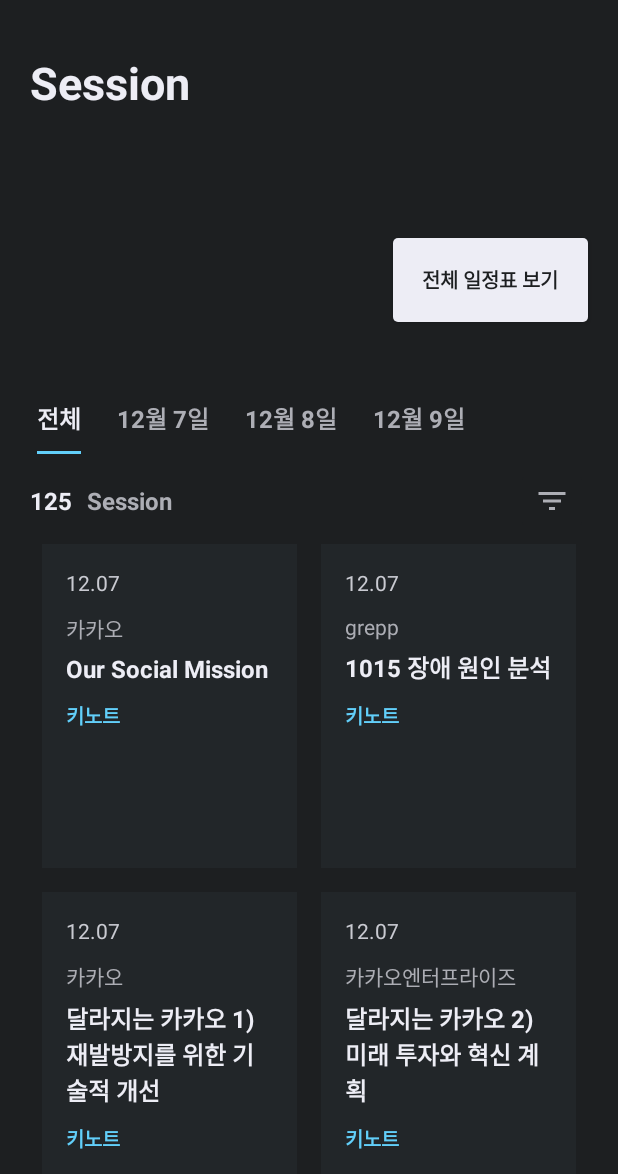
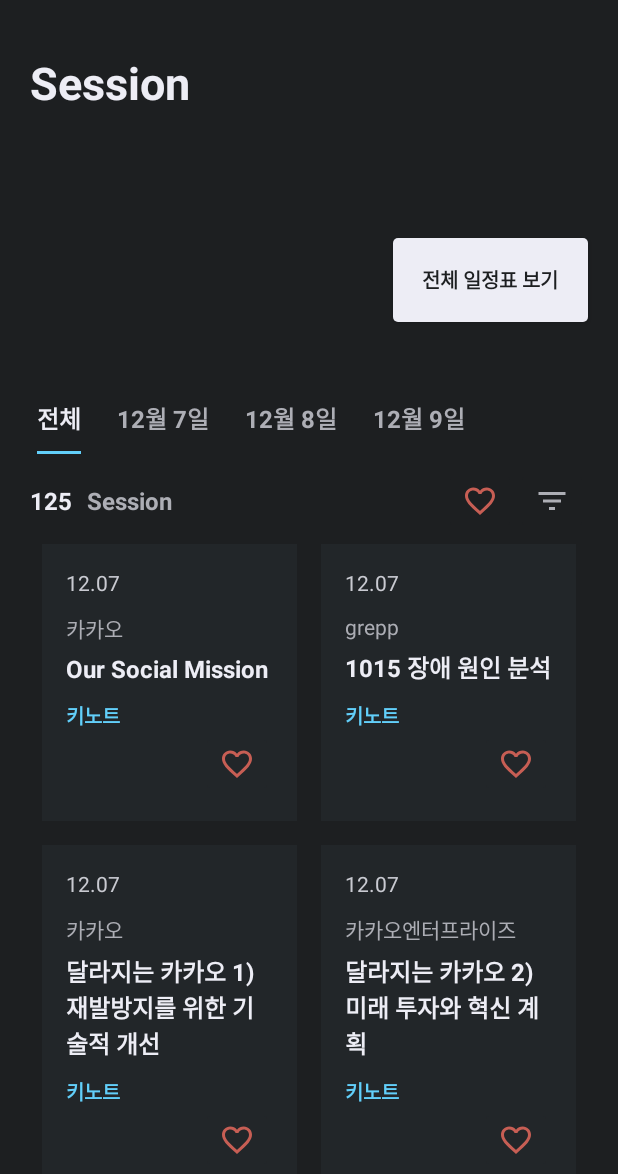
Before and after one commit to 2023newkrew/android-ifkakao, an Android app: the SessionListFragment screen opened through its navigation route, on a phone screen of 412 x 824 dp, the part 62-1236 px from its top. Run offline under Robolectric (Android 15) with nearby library versions, the phone set to English and light mode, and no system bars; our stand-ins replace Dagger/Hilt's generated code, navigation-ui; 4 statements that could not run were skipped.

Commit message:
KAKAO-30 feat: 세션 리스트에 좋아요 UI 구현

```diff
--- /dev/null
+++ b/app/src/main/res/drawable/baseline_favorite_24.xml
@@ -0,0 +1,10 @@
+<vector xmlns:android="http://schemas.android.com/apk/res/android"
+    android:width="24dp"
+    android:height="24dp"
+    android:tint="#000000"
+    android:viewportWidth="24"
+    android:viewportHeight="24">
+    <path
+        android:fillColor="@android:color/white"
+        android:pathData="M12,21.35l-1.45,-1.32C5.4,15.36 2,12.28 2,8.5 2,5.42 4.42,3 7.5,3c1.74,0 3.41,0.81 4.5,2.09C13.09,3.81 14.76,3 16.5,3 19.58,3 22,5.42 22,8.5c0,3.78 -3.4,6.86 -8.55,11.54L12,21.35z" />
+</vector>
--- /dev/null
+++ b/app/src/main/res/drawable/baseline_favorite_border_24.xml
@@ -0,0 +1,10 @@
+<vector xmlns:android="http://schemas.android.com/apk/res/android"
+    android:width="24dp"
+    android:height="24dp"
+    android:tint="#000000"
+    android:viewportWidth="24"
+    android:viewportHeight="24">
+    <path
+        android:fillColor="@android:color/white"
+        android:pathData="M16.5,3c-1.74,0 -3.41,0.81 -4.5,2.09C10.91,3.81 9.24,3 7.5,3 4.42,3 2,5.42 2,8.5c0,3.78 3.4,6.86 8.55,11.54L12,21.35l1.45,-1.32C18.6,15.36 22,12.28 22,8.5 22,5.42 19.58,3 16.5,3zM12.1,18.55l-0.1,0.1 -0.1,-0.1C7.14,14.24 4,11.39 4,8.5 4,6.5 5.5,5 7.5,5c1.54,0 3.04,0.99 3.57,2.36h1.87C13.46,5.99 14.96,5 16.5,5c2,0 3.5,1.5 3.5,3.5 0,2.89 -3.14,5.74 -7.9,10.05z" />
+</vector>
--- a/app/src/main/res/layout/fragment_session_list.xml
+++ b/app/src/main/res/layout/fragment_session_list.xml
@@ -148,6 +148,18 @@
                     app:layout_constraintTop_toTopOf="@+id/tv_session_label"
                     app:tint="@color/dark_white" />
 
+                <ImageButton
+                    android:id="@+id/button_filter_favorite"
+                    android:layout_width="wrap_content"
+                    android:layout_height="wrap_content"
+                    android:backgroundTint="@color/light_black"
+                    android:contentDescription="@string/button_filter_favorite"
+                    android:src="@drawable/baseline_favorite_border_24"
+                    app:layout_constraintBottom_toBottomOf="@+id/tv_session_label"
+                    app:layout_constraintEnd_toStartOf="@+id/button_filter_sessions"
+                    app:layout_constraintTop_toTopOf="@+id/tv_session_label"
+                    app:tint="@color/favorite" />
+
                 <androidx.recyclerview.widget.RecyclerView
                     android:id="@+id/session_list"
                     android:layout_width="match_parent"
--- a/app/src/main/res/layout/session_list_item.xml
+++ b/app/src/main/res/layout/session_list_item.xml
@@ -1,8 +1,9 @@
 <?xml version="1.0" encoding="utf-8"?>
 <LinearLayout xmlns:android="http://schemas.android.com/apk/res/android"
+    xmlns:app="http://schemas.android.com/apk/res-auto"
     xmlns:tools="http://schemas.android.com/tools"
     android:layout_width="match_parent"
-    android:layout_height="216dp"
+    android:layout_height="wrap_content"
     android:layout_margin="8dp"
     android:background="@color/session_background"
     android:orientation="vertical"
@@ -52,4 +53,14 @@
         android:textStyle="bold"
         tools:text="키노트" />
 
+
+    <ImageButton
+        android:layout_width="wrap_content"
+        android:layout_height="wrap_content"
+        android:layout_gravity="end"
+        android:backgroundTint="@color/session_background"
+        android:contentDescription="@string/button_favorite"
+        android:src="@drawable/baseline_favorite_border_24"
+        app:tint="@color/favorite" />
+
 </LinearLayout>
--- a/app/src/main/res/values/colors.xml
+++ b/app/src/main/res/values/colors.xml
@@ -20,4 +20,5 @@
     <color name="sky_blue">#6ADDF7</color>
     <color name="deepskyblue_light">#2adaff</color>
     <color name="deepskyblue">#17d2ff</color>
+    <color name="favorite">#C75E54</color>
 </resources>
--- a/app/src/main/res/values/strings.xml
+++ b/app/src/main/res/values/strings.xml
@@ -37,4 +37,6 @@
     <string name="session_desc_sample">ifkakaodev2022 컨퍼런스에서 Mobile 관련 기술 발표세션을 소개합니다.\n\n1. 다리는 걸을 뿐.. 만보기 서비스 개발기: 만보기 서비스를 개발하면서 겪은 이야기 by 이현재(cado.avo)\n2. 카카오페이 iOS 웹뷰 소개 및 리팩토링 이야기 by 윤한울(joey.con)\n3. SwiftLayout을 소개합니다.: 선언형 문법으로 가독성 높은 UIKit 코드 작성하기 by 이희종(jay.choi), 최광훈(aiden.h)\n4. 카카오뱅크 iOS 프로젝트의 모듈화 여정: Tuist를 활용한 모듈 아키텍처 설계 사례 by 안정민(damon.ahn)\n5. Brunch Architecture @ayla.k \n6. 카카오페이 앱 리빌딩 스토리: DI, 모듈화, UI를 중심으로 by 심문규(skyler.shin), 강진호( eddy.kang)\n7. 안드로이드 개발 환경 개선을 위한 노력들: Jenkins CI 파이프라인과 리모트 빌드 소개 by 정성민(smith.jspiner), 이재욱(louis.0802), 소준상(june.bee)</string>
     <string name="user_desc_sample">카카오페이 엔지니어들이 성장할 수 있는 문화를 만들고, 카카오페이만의 개발 문화를 널리 알리고 싶은 로라입니다.</string>
     <string name="presentation_button">발표 자료</string>
+    <string name="button_favorite">button_favorite</string>
+    <string name="button_filter_favorite">button_filter_favorite</string>
 </resources>
```
